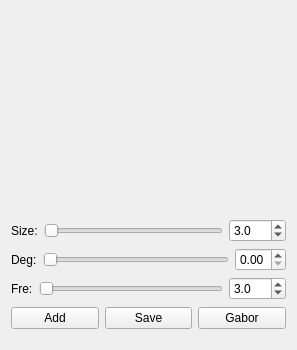
Above: Gabor noise/TryGabor.ui from Karl0007/GaborNoise before the change. Below: the same form after it.
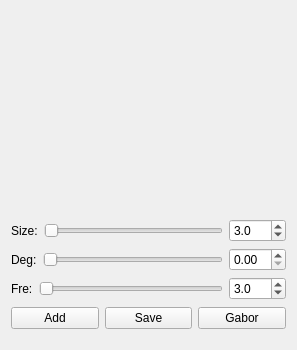
That is the form after the change.

Patch:
```diff
--- a/Gabor noise/TryGabor.ui
+++ b/Gabor noise/TryGabor.ui
@@ -142,7 +142,7 @@
            <number>2</number>
           </property>
           <property name="maximum">
-           <double>1.000000000000000</double>
+           <double>10.000000000000000</double>
           </property>
           <property name="singleStep">
            <double>0.100000000000000</double>
```
